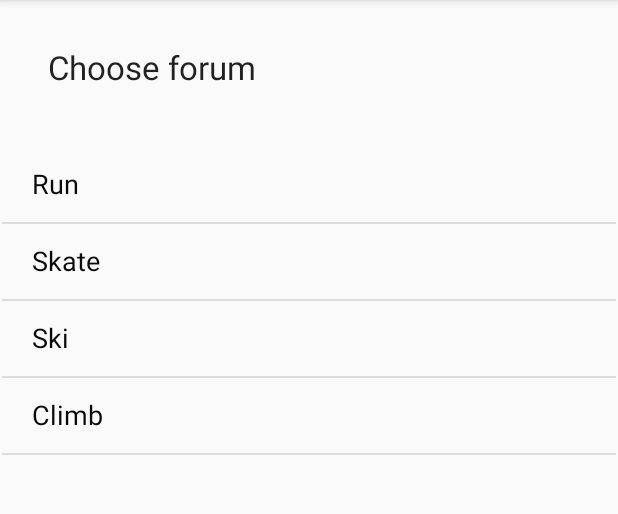
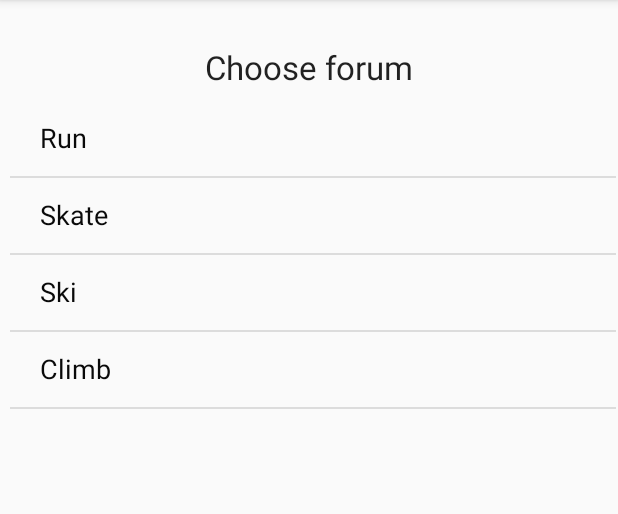
Before and after one commit to nikolinatrudic/FitnessApplication, an Android app: the screen it shows after launch (MainActivity), in the side drawer, after a tap on "Forum", on a phone screen of 412 x 824 dp, the part 84-598 px from its top. Run offline under Robolectric (Android 15) with nearby library versions, the phone set to English and light mode, and no system bars; our stand-ins replace Room's generated code; 1 statement that could not run was skipped.

Commit message:
fixed bugs

```diff
--- a/app/src/main/java/com/example/fitnessapplication/fragment/StartPageFragment.java
+++ b/app/src/main/java/com/example/fitnessapplication/fragment/StartPageFragment.java
@@ -36,7 +36,6 @@ public class StartPageFragment extends Fragment {
         super.onCreate(savedInstanceState);
         //setHasOptionsMenu(false);
     }
-//todo:prepraviti da je na dugme guest experience da se tu pristupa kao guest
     @Override
     public View onCreateView(LayoutInflater inflater, ViewGroup container,
                              Bundle savedInstanceState) {
--- a/app/src/main/res/layout/fragment_choose_forum.xml
+++ b/app/src/main/res/layout/fragment_choose_forum.xml
@@ -8,31 +8,29 @@
 
     <TextView
         android:id="@+id/textView10"
-        android:layout_width="141dp"
-        android:layout_height="35dp"
-        android:layout_marginStart="32dp"
-        android:layout_marginLeft="32dp"
+        android:layout_width="wrap_content"
+        android:layout_height="wrap_content"
         android:layout_marginTop="30dp"
         android:text="@string/choose_forum"
         android:textAppearance="@style/TextAppearance.AppCompat.Large"
+        app:layout_constraintEnd_toEndOf="parent"
         app:layout_constraintStart_toStartOf="parent"
         app:layout_constraintTop_toTopOf="parent" />
 
     <LinearLayout
         android:layout_width="409dp"
         android:layout_height="670dp"
-        android:layout_marginTop="55dp"
+        android:layout_marginTop="8dp"
         android:orientation="vertical"
-        app:layout_constraintBottom_toBottomOf="parent"
         app:layout_constraintEnd_toEndOf="parent"
         app:layout_constraintStart_toStartOf="parent"
-        app:layout_constraintTop_toTopOf="parent"
-        app:layout_constraintVertical_bias="1.0">
+        app:layout_constraintTop_toBottomOf="@+id/textView10">
 
         <ListView
             android:id="@+id/listForums"
             android:layout_width="match_parent"
-            android:layout_height="match_parent" />
+            android:layout_height="match_parent"
+            android:layout_marginLeft="5dp" />
     </LinearLayout>
 
 </androidx.constraintlayout.widget.ConstraintLayout>
```
Also changed, not shown: app/src/main/java/com/example/fitnessapplication/fragment/MapsFragment.java (+1 -7 lines).
